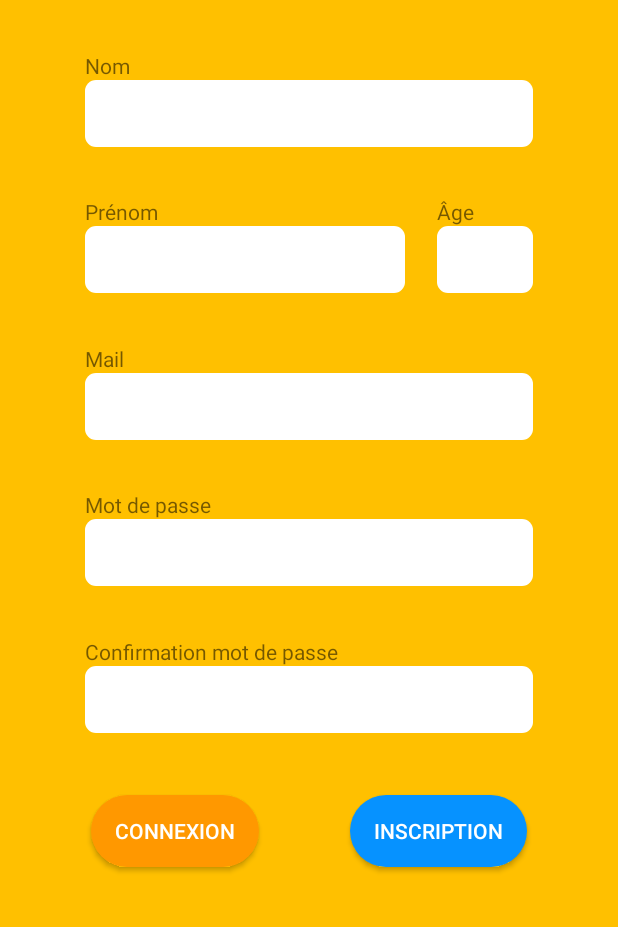
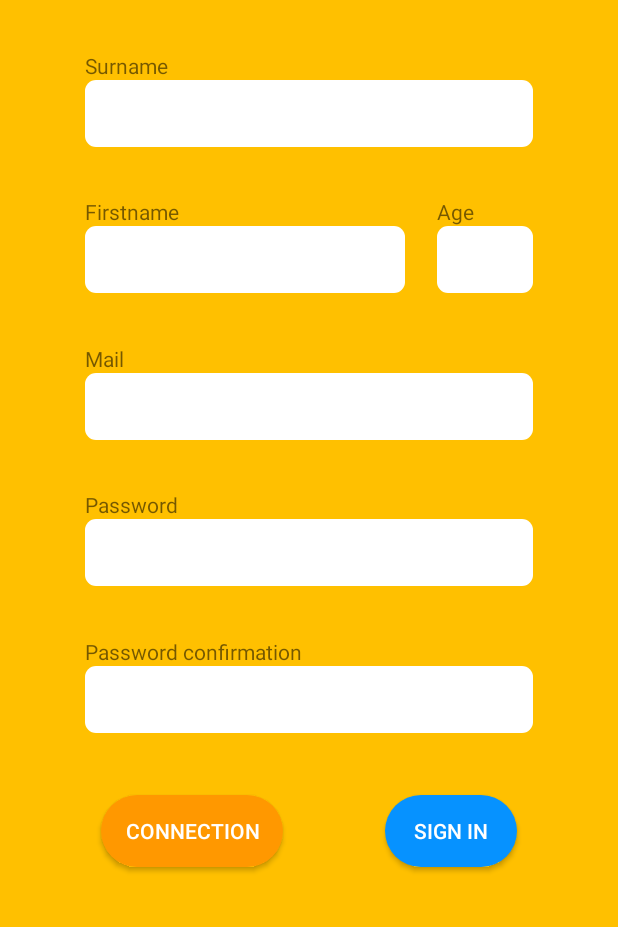
Before and after one commit to Emma-NVG/NearYou, an Android app: the InscriptionActivity screen opened directly, with no data from a screen before it, on a phone screen of 412 x 824 dp, the part 309-1236 px from its top. Run offline under Robolectric (Android 15) with nearby library versions, the light colour scheme and no system bars.

Commit message:
-- traduction of string

```diff
--- a/front_end/app/src/main/res/values/strings.xml
+++ b/front_end/app/src/main/res/values/strings.xml
@@ -6,68 +6,68 @@
     <string name="ic_qr_scanner">Scan QR Code</string>
     <string name="ic_menu_open">Close menu</string>
 
-    <string name="menu_home">Accueil</string>
-    <string name="menu_account">Mon compte</string>
-    <string name="menu_profile">Profil</string>
-    <string name="menu_profile_access">Générer QR Code d\'accès</string>
-    <string name="menu_profile_edit">Modifier profil</string>
-    <string name="menu_scan">Scanner QR Code</string>
-    <string name="menu_settings">Paramètres</string>
-    <string name="menu_logout">Se déconnecter</string>
-    <string name="menu_retry">Réessayer</string>
+    <string name="menu_home">Home</string>
+    <string name="menu_account">My Account</string>
+    <string name="menu_profile">Profile</string>
+    <string name="menu_profile_access">Generate personnal QR Code</string>
+    <string name="menu_profile_edit">Modify profile</string>
+    <string name="menu_scan">Scan QR Code</string>
+    <string name="menu_settings">Settings</string>
+    <string name="menu_logout">Sign out</string>
+    <string name="menu_retry">Retry</string>
 
 
     <string name="logo_img">NearYou logo</string>
-    <string name="input_fname">Prénom</string>
-    <string name="input_name">Nom</string>
-    <string name="input_age">Âge</string>
+    <string name="input_fname">Firstname</string>
+    <string name="input_name">Surname</string>
+    <string name="input_age">Age</string>
     <string name="input_mail">Mail</string>
-    <string name="input_status">Statut</string>
-    <string name="input_password">Mot de passe</string>
-    <string name="input_password_c">Confirmation mot de passe</string>
-    <string name="btn_connection">Connexion</string>
-    <string name="btn_inscription">Inscription</string>
-    <string name="save">Sauvegarder</string>
+    <string name="input_status">Status</string>
+    <string name="input_password">Password</string>
+    <string name="input_password_c">Password confirmation</string>
+    <string name="btn_connection">Connection</string>
+    <string name="btn_inscription">Sign in</string>
+    <string name="save">Save</string>
 
 
-    <string name="alert_too_young">Vous êtes trop jeune !</string>
-    <string name="alert_too_old">Vous êtes trop vieux !</string>
-    <string name="alert_email_too_long">Adresse mail trop longue !</string>
-    <string name="alert_invalid_email">Adresse mail invalide !</string>
-    <string name="alert_email_used">Adresse mail déjà utilisée !</string>
-    <string name="alert_name_too_long">Prénom trop long !</string>
-    <string name="alert_surname_too_long">Nom trop long !</string>
-    <string name="alert_password_too_long">Mot de passe trop long !</string>
-    <string name="alert_password_too_short">Mot de passe trop court !</string>
-    <string name="alert_password_different">Mot de passe différent !</string>
-    <string name="alert_no_input">Pas d\'informations, pas d\'inscription !</string>
-    <string name="alert_status_too_long">Trop long !</string>
-    <string name="alert_wrong_credential">L\'adresse mail ne correspond pas au mot de passe !</string>
+    <string name="alert_too_young">You are too young !</string>
+    <string name="alert_too_old">You are too old !</string>
+    <string name="alert_email_too_long">Mail address too long !</string>
+    <string name="alert_invalid_email">Mail address invalid !</string>
+    <string name="alert_email_used">Mail address already known !</string>
+    <string name="alert_name_too_long">Firstname too long !</string>
+    <string name="alert_surname_too_long">Name too long !</string>
+    <string name="alert_password_too_long">Password too long !</string>
+    <string name="alert_password_too_short">Password too short !</string>
+    <string name="alert_password_different">Password does not match !</string>
+    <string name="alert_no_input">No data, no registration !</string>
+    <string name="alert_status_too_long">Too long !</string>
+    <string name="alert_wrong_credential">Mail address does not match password !</string>
 
-    <string name="title_list_person">Ces personnes sont proches de vous !</string>
-    <string name="title_list_person_empty">Vous êtes seul au world …</string>
-    <string name="location_needed">Nous avons besoin d\'avoir accès à votre position !</string>
-    <string name="location_deactivate">Veuillez activer votre position !</string>
-    <string name="camera_needed">Nous avons besoin d\'avoir accès à votre caméra !</string>
+    <string name="title_list_person">These people are near you !</string>
+    <string name="title_list_person_empty">You are alone in the world …</string>
+    <string name="location_needed">We nedd the permission to use your location !</string>
+    <string name="location_deactivate">Please activate your geolocation !</string>
+    <string name="camera_needed">We need the permission to use your camera !</string>
 
-    <string name="unknown_error">Une erreur inconnue est survenue ! veuillez réessayer plus tard !</string>
-    <string name="no_user">Aucun utilisateur correspond aux données trouvées !</string>
+    <string name="unknown_error">An unknown error happened ! Please try again later !</string>
+    <string name="no_user">No user matches the data found !</string>
     <string name="no_internet">Please, connect to internet…</string>
-    <string name="invalid_data">Données invalides !</string>
+    <string name="invalid_data">Invalid data !</string>
 
-    <string name="display_age">%d ans</string>
+    <string name="display_age">%d years</string>
     <string name="display_name">%S %s</string>
     <string name="display_distance">%s km</string>
 
-    <string name="theme_title">Thème</string>
-    <string name="language_title">Langue de l\'application</string>
+    <string name="theme_title">Theme</string>
+    <string name="language_title">Language of the application</string>
     <string name="language_french">French</string>
     <string name="language_english">English</string>
-    <string name="night_theme_label">Thème sombre</string>
+    <string name="night_theme_label">Dark theme</string>
 
-    <string name="notification_location">Service de localisation activée, NearYou vous espionne pour trouver des amis proches…</string>
+    <string name="notification_location">Geolocation service activated, NearYou is spying on you to find you close friends…</string>
 
-    <string name="force_logout">Vous avez été déconnecté car vos identifiants ont du être changé…</string>
-    <string name="user_data_updated">Modifications enregistrées !</string>
-    <string name="user_data_unhautorized">Vous n\'êtes pas autorisé à modifier ce profil !</string>
+    <string name="force_logout">You have been logged out because your credentials must have benn changed…</string>
+    <string name="user_data_updated">Modifications saved !</string>
+    <string name="user_data_unhautorized">You are not allowed to modify this profile !</string>
 </resources>
```
Also changed, not shown: 1 other file.
